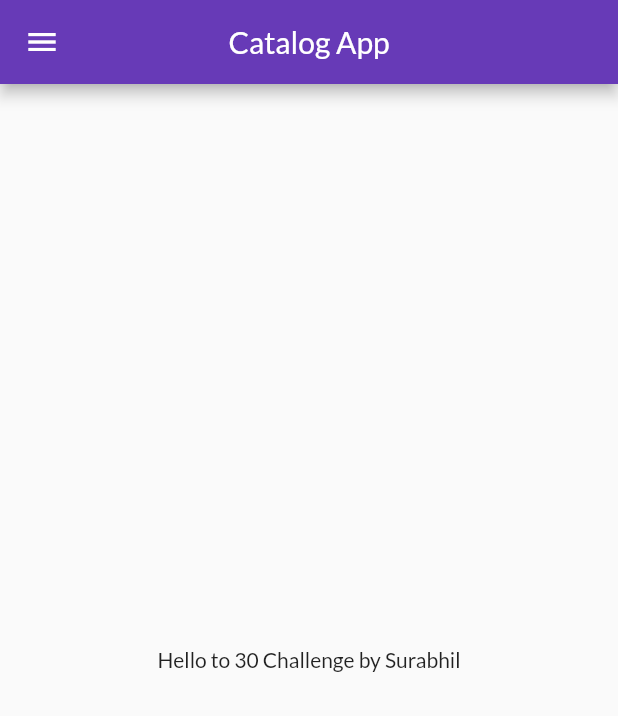
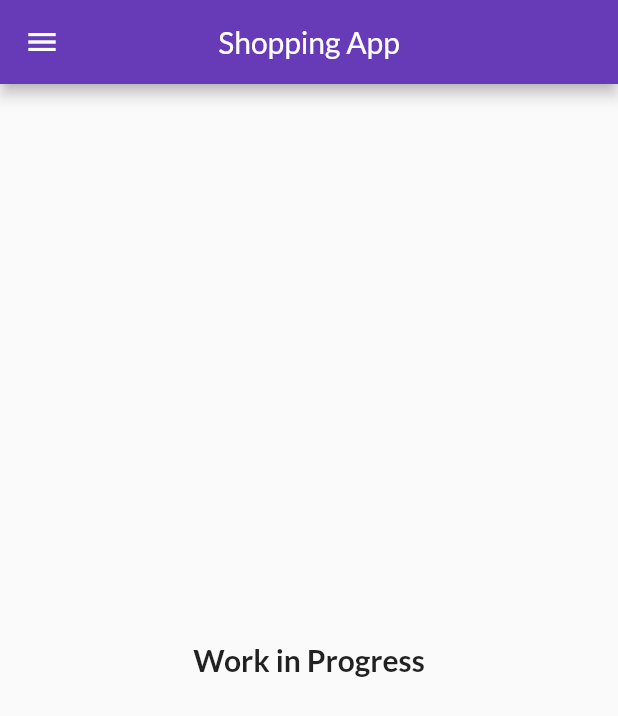
Before and after one commit to surabhilssk/Shopping-app, a Flutter app: the screen it shows after launch, after a tap on "Login", on a phone screen of 412 x 824 dp. Shown: the top 716 px of the screen. Run offline on Flutter 3.47's test engine with Material 2 defaults, Android fonts, the phone set to English and light mode, and no system bars; our stand-ins replace google_fonts.

Commit message:
Day6 completed

```diff
--- a/lib/main.dart
+++ b/lib/main.dart
@@ -11,10 +11,6 @@ void main() {
 class MyApp extends StatelessWidget {
   @override
   Widget build(BuildContext context) {
-    int days = 30;
-    String name = "Surabhil";
-    double pi = 3.14;
-    //use num for both int and double or var for any variable
     return MaterialApp(
       themeMode: ThemeMode.light,
       theme: ThemeData(
--- a/lib/screen/home_page.dart
+++ b/lib/screen/home_page.dart
@@ -3,16 +3,17 @@ import 'package:flutter/material.dart';
 class HomePage extends StatelessWidget {
   @override
   Widget build(BuildContext context) {
-    int days = 30;
-    final name = "Surabhil";
     return Scaffold(
       appBar: AppBar(
-        title: Text('Catalog App'),
+        title: Text('Shopping App'),
         centerTitle: true,
       ),
       body: Center(
         child: Container(
-          child: Text('Hello to $days Challenge by $name'),
+          child: Text(
+            'Work in Progress',
+            style: TextStyle(fontSize: 20.0, fontWeight: FontWeight.bold),
+          ),
         ),
       ),
       drawer: Drawer(),
--- a/lib/screen/login_page.dart
+++ b/lib/screen/login_page.dart
@@ -1,7 +1,13 @@
 import 'package:flutter/material.dart';
 import 'package:learning_1/utili/routes.dart';
 
-class Login extends StatelessWidget {
+class Login extends StatefulWidget {
+  @override
+  _LoginState createState() => _LoginState();
+}
+
+class _LoginState extends State<Login> {
+  String name = "";
   @override
   Widget build(BuildContext context) {
     return Material(
@@ -9,6 +15,9 @@ class Login extends StatelessWidget {
       child: SingleChildScrollView(
         child: Column(
           children: [
+            SizedBox(
+              height: 30,
+            ),
             Image.asset(
               "assets/images/login_image.png",
               fit: BoxFit.cover,
@@ -17,7 +26,7 @@ class Login extends StatelessWidget {
               height: 20,
             ),
             Text(
-              'Welcome',
+              'Welcome $name',
               style: TextStyle(fontSize: 30.0, fontWeight: FontWeight.bold),
             ),
             SizedBox(
@@ -31,6 +40,10 @@ class Login extends StatelessWidget {
                   TextFormField(
                     decoration: InputDecoration(
                         hintText: 'Enter Username', labelText: 'Username'),
+                    onChanged: (value) {
+                      name = value;
+                      setState(() {});
+                    },
                   ),
                   TextFormField(
                     obscureText: true,
```
